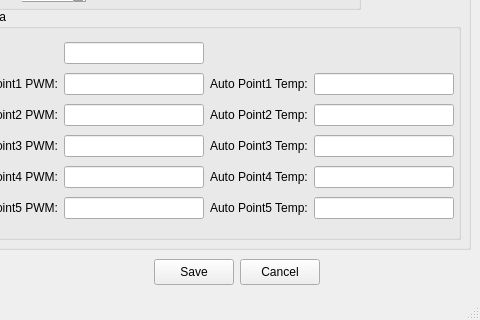
Qt form mainwindow.ui (amedeos/ControlFANs) before a commit; both pictures show x 320 to 800 and y 150 to 470 of the 800 by 470 pixel window.
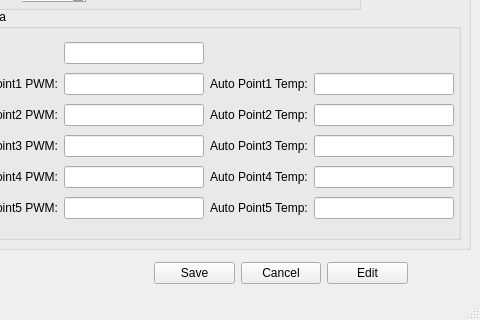
The same form after that commit. Icons and pictures are not drawn.

```diff
--- a/mainwindow.ui
+++ b/mainwindow.ui
@@ -429,31 +429,38 @@
      </widget>
     </widget>
    </widget>
-   <widget class="QPushButton" name="calcelpushButton">
-    <property name="geometry">
-     <rect>
-      <x>560</x>
-      <y>390</y>
-      <width>80</width>
-      <height>26</height>
-     </rect>
-    </property>
-    <property name="text">
-     <string>Cancel</string>
-    </property>
-   </widget>
-   <widget class="QPushButton" name="savepushButton">
+   <widget class="QWidget" name="">
     <property name="geometry">
      <rect>
       <x>474</x>
       <y>390</y>
-      <width>80</width>
-      <height>26</height>
+      <width>254</width>
+      <height>28</height>
      </rect>
     </property>
-    <property name="text">
-     <string>Save</string>
-    </property>
+    <layout class="QHBoxLayout" name="horizontalLayout">
+     <item>
+      <widget class="QPushButton" name="savepushButton">
+       <property name="text">
+        <string>Save</string>
+       </property>
+      </widget>
+     </item>
+     <item>
+      <widget class="QPushButton" name="calcelpushButton">
+       <property name="text">
+        <string>Cancel</string>
+       </property>
+      </widget>
+     </item>
+     <item>
+      <widget class="QPushButton" name="editpushButton">
+       <property name="text">
+        <string>Edit</string>
+       </property>
+      </widget>
+     </item>
+    </layout>
    </widget>
   </widget>
   <widget class="QMenuBar" name="menubar">
```
Left out of the diff: 2 changed lines with no effect on the pictures.
